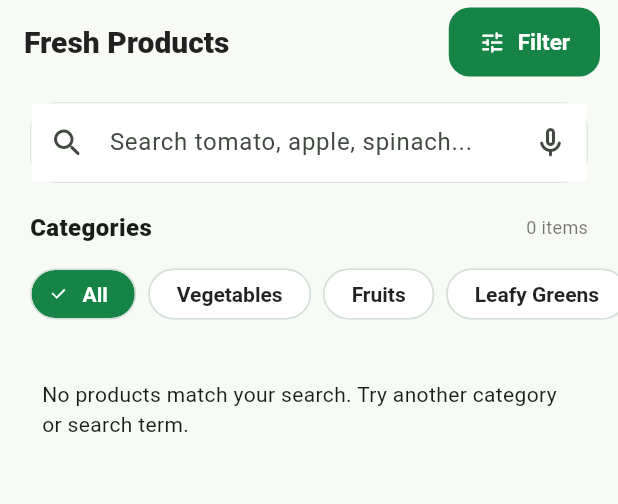
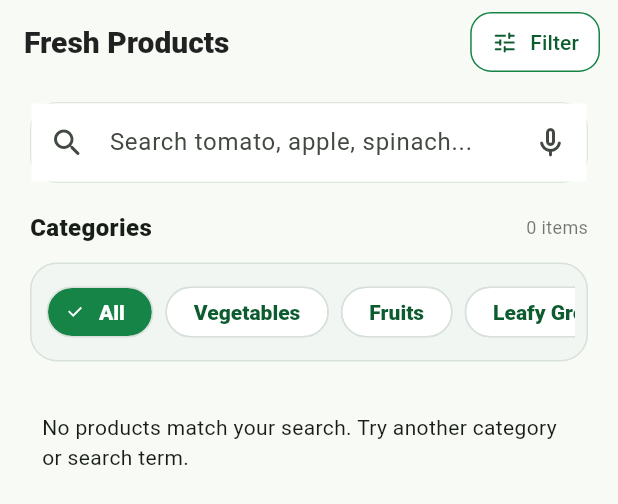
Before and after one commit to AmitKumarPrasad/-talegaon-fresh, a Flutter app: the ProductsPage widget shown alone on an empty page, opened directly with empty values, on a phone screen of 412 x 824 dp. Shown: the top 504 px of the screen. Run offline on Flutter 3.47's test engine with Material 3 defaults, Android fonts, the phone set to English and light mode, and no system bars; our stand-ins replace flutter_secure_storage, shared_preferences; accounts and stored records are empty; network calls fail.

Commit message:
fix: improve product filter visibility and contrast

```diff
--- a/mobile/lib/main.dart
+++ b/mobile/lib/main.dart
@@ -1109,10 +1109,17 @@ class _ProductsPageState extends State<ProductsPage> {
           actions: [
             Padding(
               padding: const EdgeInsets.only(right: 12),
-              child: FilledButton.tonalIcon(
+              child: OutlinedButton.icon(
                 onPressed: _showFilters,
                 icon: const Icon(Icons.tune_rounded, size: 18),
                 label: const Text('Filter'),
+                style: OutlinedButton.styleFrom(
+                  foregroundColor: _brandGreenDark,
+                  side: const BorderSide(color: _brandGreen),
+                  backgroundColor: Colors.white,
+                  shape: RoundedRectangleBorder(borderRadius: BorderRadius.circular(14)),
+                  padding: const EdgeInsets.symmetric(horizontal: 14, vertical: 10),
+                ),
               ),
             ),
           ],
@@ -1154,10 +1161,18 @@ class _ProductsPageState extends State<ProductsPage> {
           ),
         ),
         SliverToBoxAdapter(
+          child: Container(
+            margin: const EdgeInsets.fromLTRB(20, 8, 20, 6),
+            padding: const EdgeInsets.all(8),
+            decoration: BoxDecoration(
+              color: const Color(0xFFF1F6F2),
+              borderRadius: BorderRadius.circular(18),
+              border: Border.all(color: const Color(0xFFD7E0DA)),
+            ),
             child: SizedBox(
-            height: 58,
+              height: 48,
               child: ListView.separated(
-              padding: const EdgeInsets.fromLTRB(20, 8, 20, 8),
+                padding: const EdgeInsets.symmetric(horizontal: 2),
                 scrollDirection: Axis.horizontal,
                 itemCount: 4,
                 separatorBuilder: (_, __) => const SizedBox(width: 8),
@@ -1168,16 +1183,19 @@ class _ProductsPageState extends State<ProductsPage> {
                     label: Text(
                       value,
                       style: TextStyle(
-                      color: category == value ? Colors.white : Colors.black87,
-                      fontWeight: FontWeight.w700,
+                        color: category == value ? Colors.white : _brandGreenDark,
+                        fontWeight: FontWeight.w800,
                       ),
                     ),
                     selected: category == value,
                     selectedColor: _brandGreen,
+                    backgroundColor: Colors.white,
                     checkmarkColor: Colors.white,
+                    side: const BorderSide(color: Color(0xFFD7E0DA)),
                     onSelected: (_) => setState(() => category = value),
                   );
                 },
+              ),
             ),
           ),
         ),
```
Lines whose indentation alone changed are shown as unchanged.
